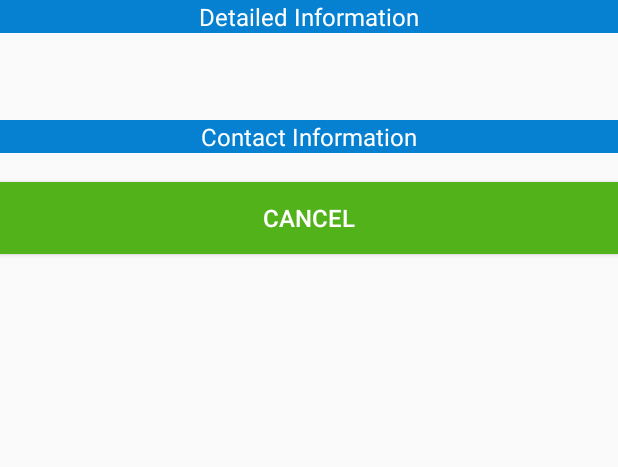
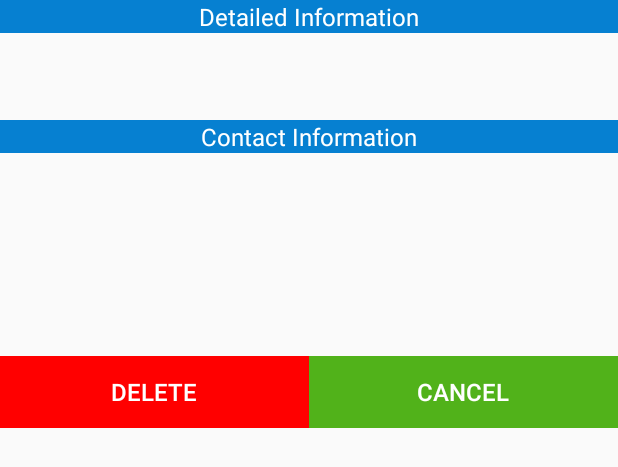
Before and after one commit to Mario0419/NPIRegistry, an Android app: the layout fragment_detail_npi_dialog.xml on its own in the app's theme, with its tools: preview values and no code run, on a phone screen of 412 x 824 dp. Shown: the top 467 px of the screen. Run offline under Robolectric (Android 15) with nearby library versions, the phone set to English and light mode, and no system bars.

Commit message:
Improvided detailed dialog

```diff
--- a/app/src/main/res/layout/fragment_detail_npi_dialog.xml
+++ b/app/src/main/res/layout/fragment_detail_npi_dialog.xml
@@ -38,12 +38,61 @@
         android:layout_width="wrap_content"
         android:layout_height="wrap_content" />
 
-    <Button
+    <TextView
+        android:id="@+id/detailed_city"
+        android:layout_width="wrap_content"
+        android:layout_height="wrap_content" />
+
+    <TextView
+        android:id="@+id/detailed_state"
+        android:layout_width="wrap_content"
+        android:layout_height="wrap_content" />
+
+    <TextView
+        android:id="@+id/detailed_country"
+        android:layout_width="wrap_content"
+        android:layout_height="wrap_content" />
+    <TextView
+        android:id="@+id/detailed_zipcode"
+        android:layout_width="wrap_content"
+        android:layout_height="wrap_content" />
+
+    <TextView
+        android:id="@+id/detailed_phone"
+        android:layout_width="wrap_content"
+        android:layout_height="wrap_content" />
+
+    <TextView
+        android:id="@+id/detailed_fax"
+        android:layout_width="wrap_content"
+        android:layout_height="wrap_content" />
+
+    <LinearLayout
         android:layout_width="match_parent"
         android:layout_height="wrap_content"
-        android:text="Cancel"
-        android:textColor="@color/white"
-        android:background="@color/cmdgreen"
-        android:textSize="16dp"
-        android:gravity="center"/>
+        android:orientation="horizontal">
+
+        <Button
+            android:id="@+id/delete_button"
+            android:layout_width="fill_parent"
+            android:layout_height="wrap_content"
+            android:layout_weight="1"
+            android:text="Delete"
+            android:background="#FF0000"
+            android:textColor="@color/white"
+            android:textSize="16dp"
+            android:gravity="center"/>
+        <Button
+            android:id="@+id/cancel_button"
+            android:layout_width="fill_parent"
+            android:layout_height="wrap_content"
+            android:layout_weight="1"
+            android:text="Cancel"
+            android:textColor="@color/white"
+            android:background="@color/cmdgreen"
+            android:textSize="16dp"
+            android:gravity="center"/>
+
+    </LinearLayout>
+
 </LinearLayout>
```
Also changed, not shown: app/src/main/java/com/mx3studios/npiregistry/npiDrawerFragment/NpiDetailDialogFragment.java (+36 -0 lines), 1 other file.
